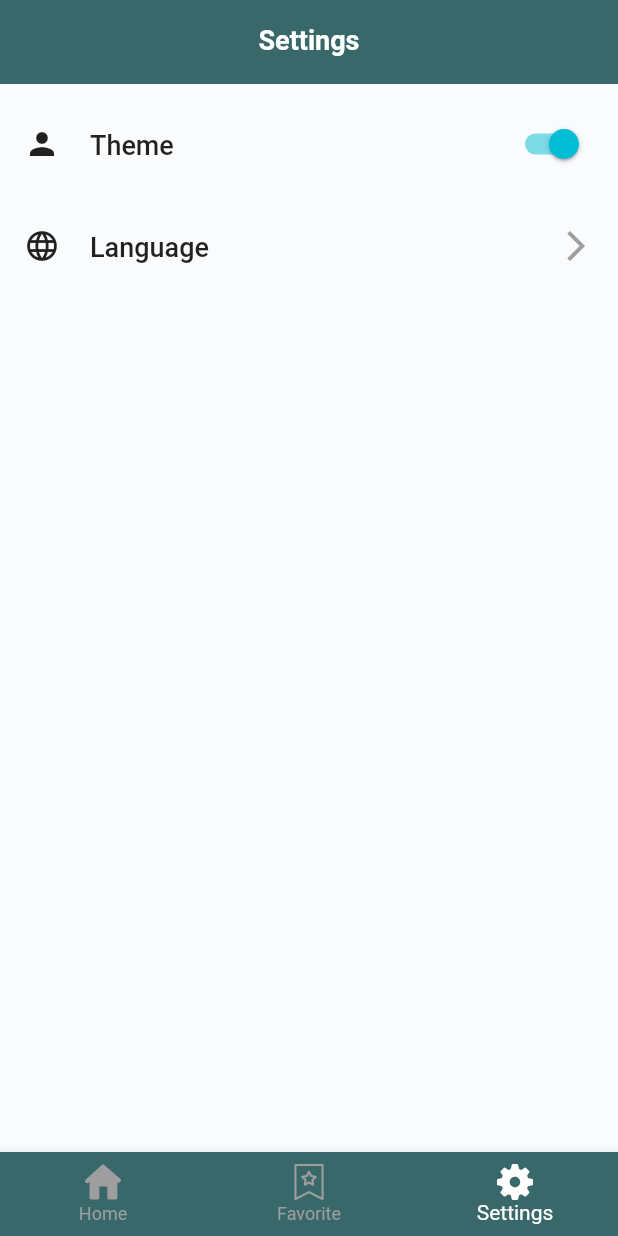
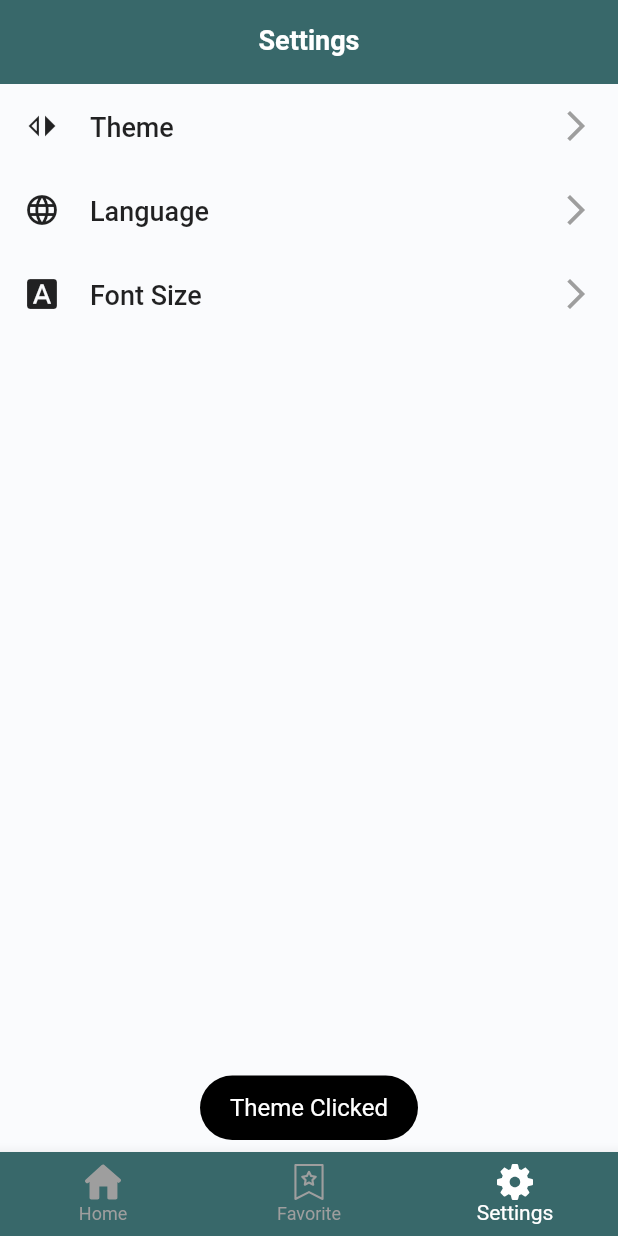
Before and after one commit to hasancse91/flutter_getx_template, a Flutter app: the screen it shows after launch, item 3 of the bottom bar chosen, after a tap on "Theme", on a phone screen of 412 x 824 dp. Run offline on Flutter 3.47's test engine with Material 2 defaults, Android fonts, the phone set to English and light mode, and no system bars; our stand-ins replace dio, firebase_analytics, firebase_core, flutter_dotenv, flutter_svg, fluttertoast and 4 more; accounts and stored records are empty; generated files the repository leaves out were written again; network calls fail.

Commit message:
Completed: Primary Design Of the Settings Page

```diff
--- a/lib/app/modules/settings/views/settings_view.dart
+++ b/lib/app/modules/settings/views/settings_view.dart
@@ -3,6 +3,7 @@ import 'package:flutter/material.dart';
 import 'package:flutter_getx_template/app/core/values/app_values.dart';
 import 'package:flutter_getx_template/app/core/widget/paging_view.dart';
 import 'package:flutter_getx_template/app/core/widget/ripple.dart';
+import 'package:fluttertoast/fluttertoast.dart';
 
 import '/app/core/base/base_view.dart';
 import '/app/core/values/text_styles.dart';
@@ -18,11 +19,13 @@ class SettingsView extends BaseView<SettingsController> {
     );
   }
 
+  static const num16 = 16.0;
+
   @override
   Widget body(BuildContext context) {
     return PagingView(
       onRefresh: null,
-      onLoadNextPage: ()=>Container(),
+      onLoadNextPage: () => Container(),
       child: Column(
         crossAxisAlignment: CrossAxisAlignment.stretch,
         mainAxisAlignment: MainAxisAlignment.center,
@@ -30,15 +33,22 @@ class SettingsView extends BaseView<SettingsController> {
           Padding(
             padding: const EdgeInsets.all(AppValues.padding),
             child: Ripple(
-              onTap: ()=>logger.d('Theme Clicked'),
+              onTap: () => Fluttertoast.showToast(
+                msg: 'Theme Clicked',
+                toastLength: Toast.LENGTH_SHORT,
+                timeInSecForIosWeb: 1,
+                backgroundColor: Colors.black,
+                textColor: Colors.white,
+                fontSize: num16,
+              ),
               child: Row(
                 mainAxisAlignment: MainAxisAlignment.center,
-                children:  [
-                  const Icon(Icons.person),
-                  const SizedBox(width: 20),
-                  const Text('Theme', style: titleStyle),
-                  const Spacer(),
-                  Switch(value: switchValue, onChanged: (newValue)=>switchValue = newValue),
+                children: const [
+                  Icon(Icons.switch_left),
+                  SizedBox(width: 20),
+                  Text('Theme', style: titleStyle),
+                  Spacer(),
+                  Icon(Icons.arrow_forward_ios, color: Colors.grey),
                 ],
               ),
             ),
@@ -46,7 +56,14 @@ class SettingsView extends BaseView<SettingsController> {
           Padding(
             padding: const EdgeInsets.all(AppValues.padding),
             child: Ripple(
-                onTap: ()=>logger.d('Language clicked'),
+              onTap: () => Fluttertoast.showToast(
+                msg: 'Language Clicked',
+                toastLength: Toast.LENGTH_SHORT,
+                timeInSecForIosWeb: 1,
+                backgroundColor: Colors.black,
+                textColor: Colors.white,
+                fontSize: num16,
+              ),
               child: Row(
                 mainAxisAlignment: MainAxisAlignment.center,
                 children: const [
@@ -59,6 +76,29 @@ class SettingsView extends BaseView<SettingsController> {
               ),
             ),
           ),
+          Padding(
+            padding: const EdgeInsets.all(AppValues.padding),
+            child: Ripple(
+              onTap: () => Fluttertoast.showToast(
+                msg: 'Font Size Clicked',
+                toastLength: Toast.LENGTH_SHORT,
+                timeInSecForIosWeb: 1,
+                backgroundColor: Colors.black,
+                textColor: Colors.white,
+                fontSize: num16,
+              ),
+              child: Row(
+                mainAxisAlignment: MainAxisAlignment.center,
+                children: const [
+                  Icon(Icons.font_download),
+                  SizedBox(width: 20),
+                  Text('Font Size', style: titleStyle),
+                  Spacer(),
+                  Icon(Icons.arrow_forward_ios, color: Colors.grey)
+                ],
+              ),
+            ),
+          ),
         ],
       ),
     );
--- a/pubspec.yaml
+++ b/pubspec.yaml
@@ -26,6 +26,7 @@ dependencies:
   firebase_analytics: ^9.0.3
   flutter_dotenv: ^5.0.2
   package_info_plus: ^1.3.0
+  fluttertoast: ^8.0.8
 
 dev_dependencies:
   flutter_test:
```
Also changed, not shown: pubspec.lock.
